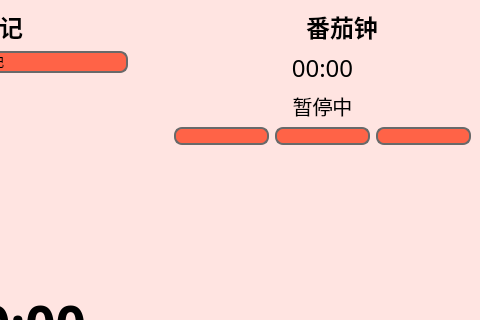
Before: the Qt Designer form mainwindow.ui in Vivanto-Libera/Pomodoro, drawn with Qt 5; both pictures show x 520 to 1000 and y 0 to 320 of the 1000 by 661 pixel window.
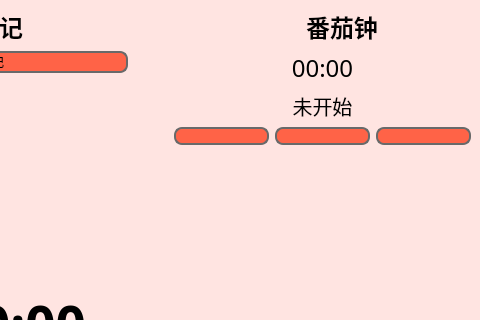
After: the same form once the commit is applied. Icons and pictures are not drawn.

Commit message: Can set Status.

Diff of the .ui file:
```diff
--- a/mainwindow.ui
+++ b/mainwindow.ui
@@ -516,7 +516,7 @@
                </font>
               </property>
               <property name="text">
-               <string>暂停中</string>
+               <string>未开始</string>
               </property>
               <property name="alignment">
                <set>Qt::AlignmentFlag::AlignCenter</set>
```
Left out of the diff: 2 changed lines with no effect on the pictures. The commit also changes 2 other files.
